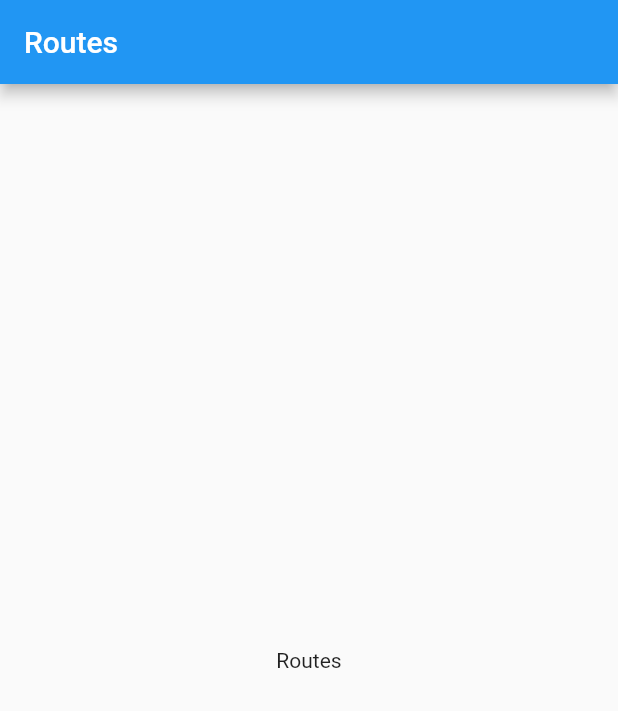
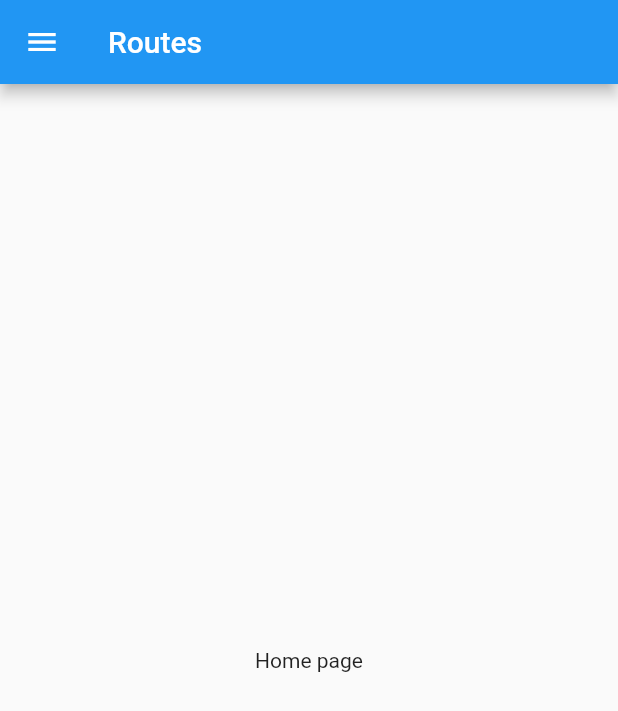
Before and after one commit to Artemshchurev/skillbox_homework, a Flutter app: the screen it shows after launch, on a phone screen of 412 x 824 dp. Shown: the top 711 px of the screen. Run offline on Flutter 3.47's test engine with Material 2 defaults, Android fonts, the phone set to English and light mode, and no system bars; our stand-ins replace fluro; missing offline and left inert: dart:ffi; statements that could not run were skipped.

Commit message:
minor route changes

```diff
--- a/07_Navigation/albums_route/lib/main.dart
+++ b/07_Navigation/albums_route/lib/main.dart
@@ -1,10 +1,22 @@
+import 'dart:convert';
+
+import 'package:albums_route/routes.dart';
+import 'package:fluro/fluro.dart';
 import 'package:flutter/material.dart';
+import 'fetch_file.dart';
 
 void main() {
   runApp(MyApp());
 }
 
 class MyApp extends StatelessWidget {
+  FluroRouter router;
+
+  MyApp() {
+    router = FluroRouter();
+    Routes.setupRouter(router);
+  }
+
   @override
   Widget build(BuildContext context) {
     return MaterialApp(
@@ -15,6 +27,7 @@ class MyApp extends StatelessWidget {
         visualDensity: VisualDensity.adaptivePlatformDensity,
       ),
       home: MyHomePage(),
+      onGenerateRoute: router.generator,
     );
   }
 }
@@ -28,16 +41,28 @@ class MyHomePage extends StatefulWidget {
 class _MyHomePageState extends State<MyHomePage> {
   @override
   Widget build(BuildContext context) {
+    fetchFileFromAssets('assets/artists.json').then((String value) {
+      print(jsonDecode(value));
+    });
+
     return Scaffold(
       appBar: AppBar(
         title: Text('Routes'),
+      ),
+      drawer: Drawer(
+        child: Column(
+          children: [
+            ListTile(title: Text('Home'),),
+            ListTile(title: Text('Albums'),)
+          ],
+        ),
       ),
       body: Center(
         child: Column(
           mainAxisAlignment: MainAxisAlignment.center,
           children: <Widget>[
             Text(
-              'Routes',
+              'Home page',
             ),
           ],
         ),
--- /dev/null
+++ b/07_Navigation/albums_route/lib/routes.dart
@@ -0,0 +1,18 @@
+import 'dart:ffi';
+
+import 'package:albums_route/screens/albums_screen.dart';
+import 'package:albums_route/screens/home_screen.dart';
+import 'package:fluro/fluro.dart';
+import 'package:flutter/cupertino.dart';
+
+class Routes {
+    static void setupRouter(FluroRouter router) {
+    router.define(HomeScreen.routeName, handler: Handler(handlerFunc: (BuildContext context, Map<String,dynamic> params) {
+      return HomeScreen();
+    }));
+
+    router.define(AlbumsScreen.routeName, handler: Handler(handlerFunc: (BuildContext context, Map<String,dynamic> params) {
+      return AlbumsScreen();
+    }));
+  }
+}
```
Also changed, not shown: 07_Navigation/albums_route/lib/screens/albums_screen.dart (added, +22 -0 lines), 07_Navigation/albums_route/lib/screens/home_screen.dart (added, +32 -0 lines), 07_Navigation/albums_route/pubspec.lock.
